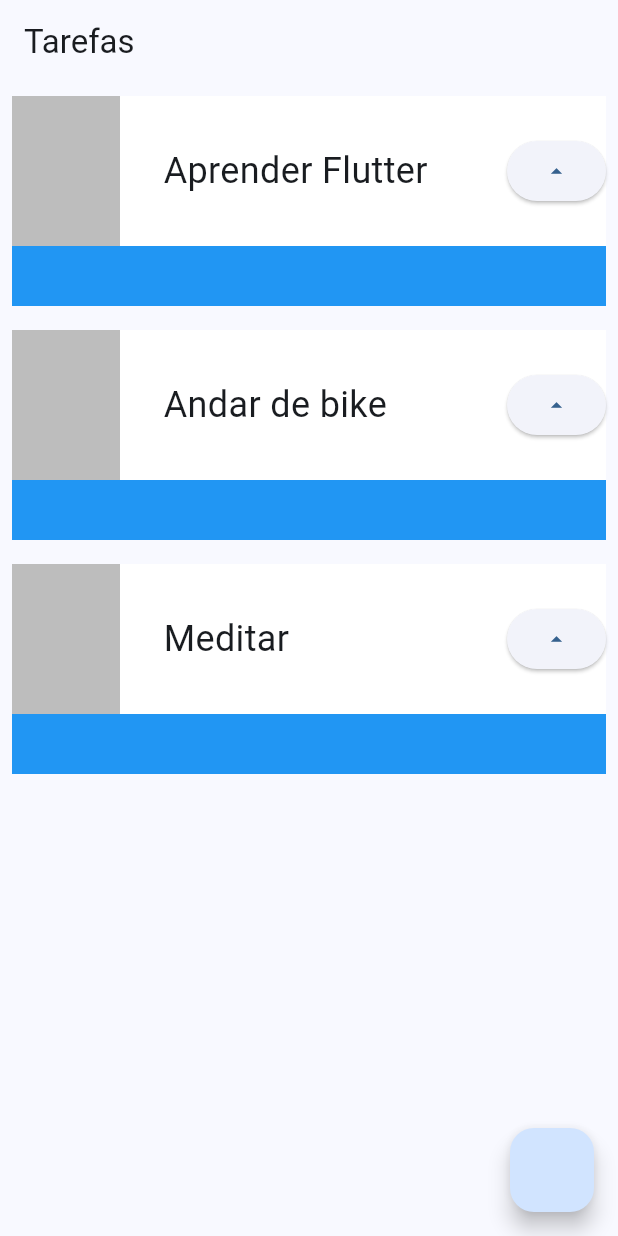
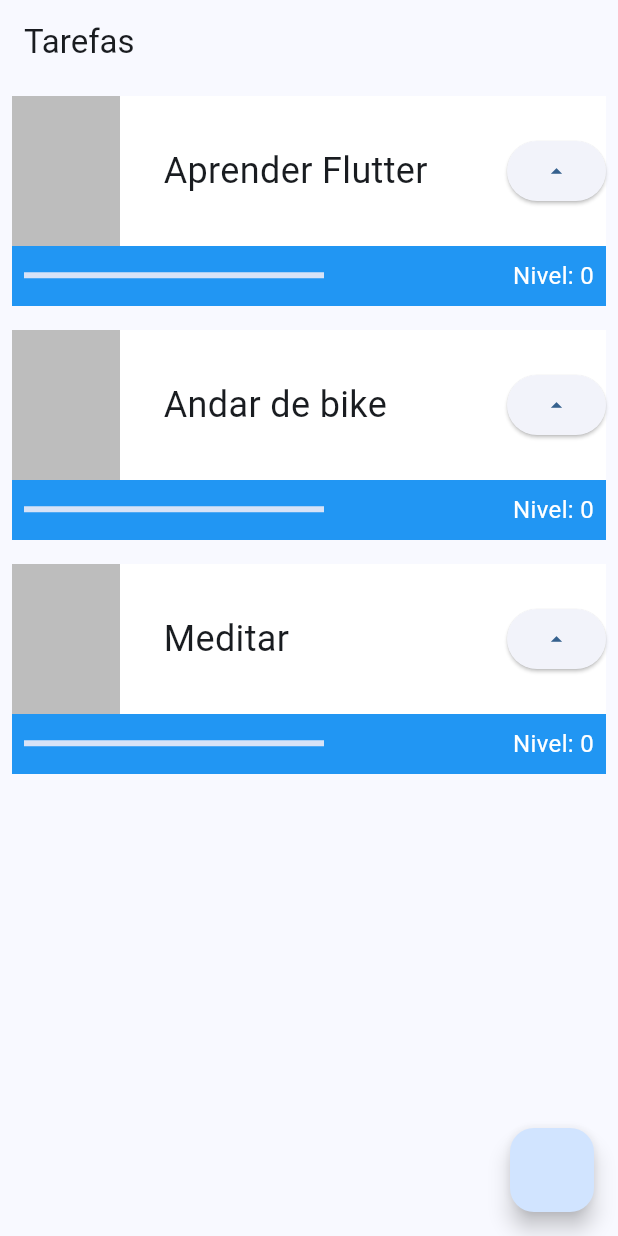
Before and after one commit to Mateuxx/Flutter-Projects, a Flutter app: the screen it shows after launch, on a phone screen of 412 x 824 dp. Run offline on Flutter 3.47's test engine with Material 3 defaults, Android fonts, the phone set to English and light mode, and no system bars.

Commit message:
-LinearProgressIndicator - Entendo melhor o Padding, Colocando o nivel funcional - StatefullWidget - funciona como o observer do liveData

```diff
--- a/lib/main.dart
+++ b/lib/main.dart
@@ -36,21 +36,38 @@ class MyApp extends StatelessWidget {
 
 /// Classe para colocar layout de maneira estática e variada
 /// Criar nosso proprio Widget basicamente
-class Task extends StatelessWidget {
+///
+class Task extends StatefulWidget {
   final String nome; //Parametro da classe
 
-  const Task(this.nome, {super.key}); //Construtor
+  const Task(this.nome, {super.key});
+
+  @override
+  State<Task> createState() =>
+      _TaskState(); // Fica de olho nas variaveis para caso elas mudem
+}
+
+/**
+ * Ficar de olho no estado, caso o estado mude ele irá
+ * resenhar a tela a cada mudança de estado
+ */
+class _TaskState extends State<Task> {
+  int nivel = 0;
+
   @override
   Widget build(BuildContext context) {
     return Padding(
       padding: const EdgeInsets.all(8.0),
       child: Container(
         child: Stack(
+          // alignment: Alignment.center,
           children: [
             Container(
               color: Colors.blue,
               height: 140,
             ),
+            Column(
+              children: [
                 Container(
                   color: Colors.white,
                   height: 100,
@@ -66,16 +83,50 @@ class Task extends StatelessWidget {
                         // Colocar o texto sobre um container para evitar overflow
                         width: 200,
                         child: Text(
-                      nome,
+                          widget.nome, //Padrão de sintaxe do stateful
                           style: TextStyle(fontSize: 24),
                           overflow: TextOverflow
                               .ellipsis, //caso de overflow no meu texto - 3 pontinhos fica subentendido
                         ),
                       ),
                       ElevatedButton(
-                      onPressed: () {}, child: Icon(Icons.arrow_drop_up))
+                          onPressed: () {
+                            /**
+                             * Função que diz para o widget quem eh que está mudando
+                             * Irá reconstruir a tela com as mudanças de estado
+                             */
+                            setState(() {
+                              nivel++; //Aumenta o nivel ao pressionar o botão
+                            });
+                            print(nivel);
+                          },
+                          child: Icon(Icons.arrow_drop_up))
                     ],
                   ),
+                ),
+                Row(
+                  mainAxisAlignment: MainAxisAlignment.spaceBetween,
+                  children: [
+                    Padding(
+                      padding: const EdgeInsets.all(8), // qual lado que voce quer tenha o padding
+                      child: Container(
+                        width: 200,
+                        child: LinearProgressIndicator(
+                          color: Colors.white,
+                          value: nivel/10, //Maximo que da pra ir eh lvl 10
+                        ),
+                      ),
+                    ),
+                    Padding(
+                      padding: const EdgeInsets.all(8), //padding
+                      child: Text(
+                        'Nivel: $nivel',
+                        style: TextStyle(color: Colors.white, fontSize: 16),
+                      ),
+                    ),
+                  ],
+                )
+              ],
             )
           ],
         ),
```
Lines whose indentation alone changed are shown as unchanged.
